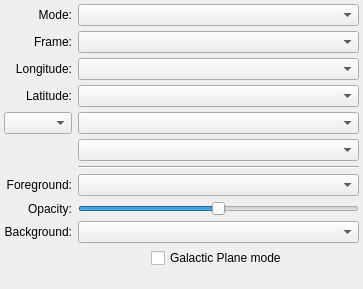
The window that glue_wwt/viewer/options_widget.ui (glue-viz/glue-wwt) describes before a commit, drawn with Qt 5.
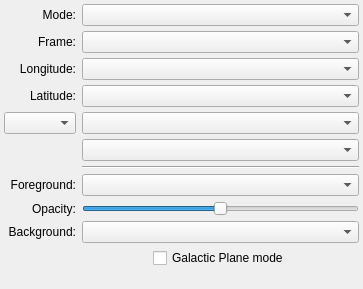
The same window after the commit.

Commit message: Further improvements to behavior

What changed in the file:
```diff
--- a/glue_wwt/viewer/options_widget.ui
+++ b/glue_wwt/viewer/options_widget.ui
@@ -260,7 +260,7 @@
    <item row="4" column="0">
     <widget class="QComboBox" name="combosel_alt_type">
       <property name="sizeAdjustPolicy">
-       <enum>QComboBox::AdjustToMinimumContentsLength</enum>
+      <enum>QComboBox::AdjustToContents</enum>
       </property>
     </widget>
    </item>
```
Lines whose indentation alone changed are shown as unchanged. The commit also changes 2 other files.
